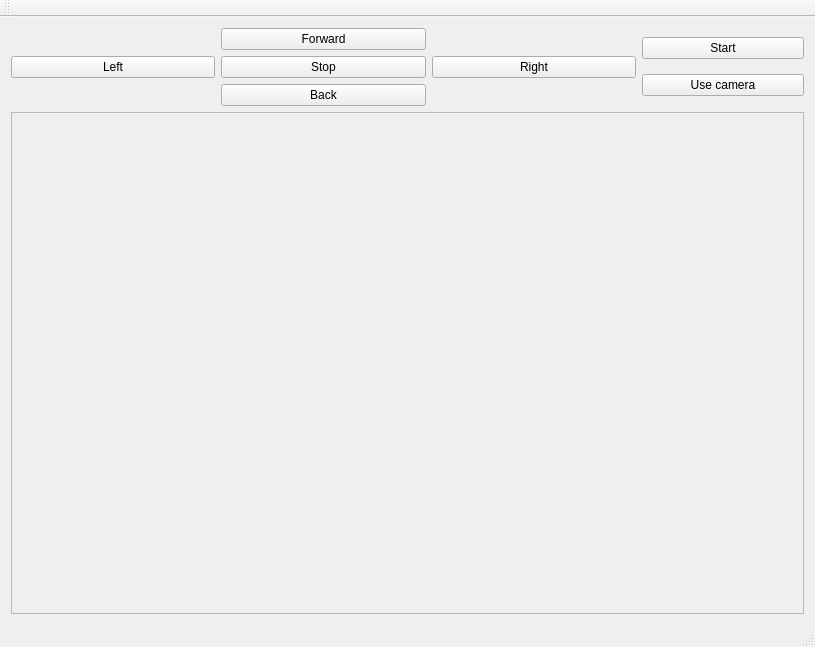
Above: demoRMR/mainwindow.ui from Gondor-G/HMI before the change. Below: the same form after it.
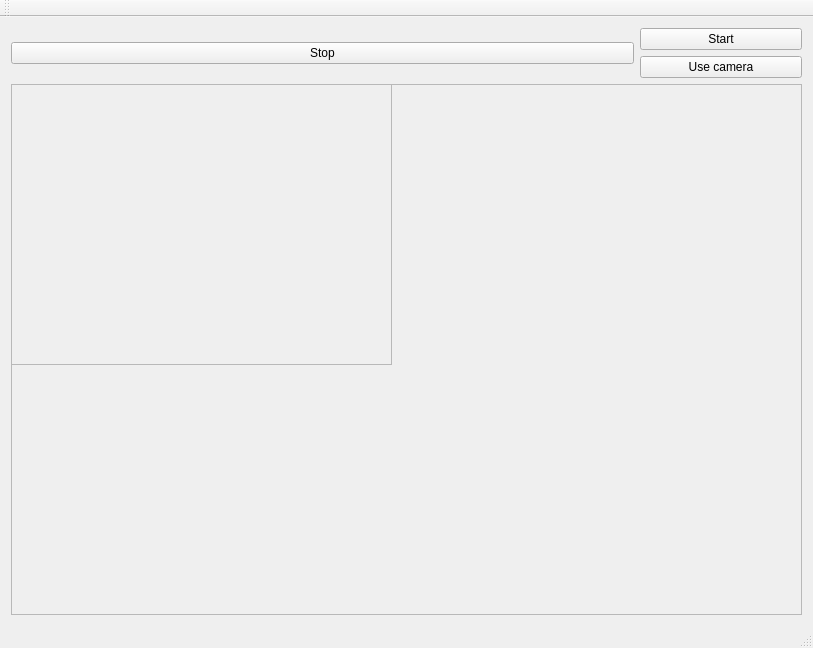
That is the form after the change.

Commit message: posledna uprava

```diff
--- a/demoRMR/mainwindow.ui
+++ b/demoRMR/mainwindow.ui
@@ -6,8 +6,8 @@
    <rect>
     <x>0</x>
     <y>0</y>
-    <width>815</width>
-    <height>647</height>
+    <width>813</width>
+    <height>648</height>
    </rect>
   </property>
   <property name="windowTitle">
@@ -15,6 +15,47 @@
   </property>
   <widget class="QWidget" name="centralWidget">
    <layout class="QGridLayout" name="gridLayout">
+    <item row="2" column="0" colspan="2">
+     <widget class="QFrame" name="frame">
+      <property name="enabled">
+       <bool>true</bool>
+      </property>
+      <property name="sizePolicy">
+       <sizepolicy hsizetype="MinimumExpanding" vsizetype="Expanding">
+        <horstretch>0</horstretch>
+        <verstretch>0</verstretch>
+       </sizepolicy>
+      </property>
+      <property name="minimumSize">
+       <size>
+        <width>600</width>
+        <height>450</height>
+       </size>
+      </property>
+      <property name="frameShape">
+       <enum>QFrame::StyledPanel</enum>
+      </property>
+      <property name="frameShadow">
+       <enum>QFrame::Raised</enum>
+      </property>
+      <widget class="QFrame" name="frame_2">
+       <property name="geometry">
+        <rect>
+         <x>0</x>
+         <y>0</y>
+         <width>381</width>
+         <height>281</height>
+        </rect>
+       </property>
+       <property name="frameShape">
+        <enum>QFrame::StyledPanel</enum>
+       </property>
+       <property name="frameShadow">
+        <enum>QFrame::Raised</enum>
+       </property>
+      </widget>
+     </widget>
+    </item>
     <item row="1" column="1">
      <layout class="QVBoxLayout" name="verticalLayout">
       <item>
@@ -59,33 +100,7 @@
     </item>
     <item row="1" column="0">
      <layout class="QGridLayout" name="gridLayout_2">
-      <item row="1" column="0">
-       <widget class="QPushButton" name="pushButton_6">
-        <property name="sizePolicy">
-         <sizepolicy hsizetype="Expanding" vsizetype="Fixed">
-          <horstretch>0</horstretch>
-          <verstretch>0</verstretch>
-         </sizepolicy>
-        </property>
-        <property name="text">
-         <string>Left</string>
-        </property>
-       </widget>
-      </item>
-      <item row="2" column="1">
-       <widget class="QPushButton" name="pushButton_3">
-        <property name="sizePolicy">
-         <sizepolicy hsizetype="Expanding" vsizetype="Fixed">
-          <horstretch>0</horstretch>
-          <verstretch>0</verstretch>
-         </sizepolicy>
-        </property>
-        <property name="text">
-         <string>Back</string>
-        </property>
-       </widget>
-      </item>
-      <item row="1" column="1">
+      <item row="0" column="0">
        <widget class="QPushButton" name="pushButton_4">
         <property name="sizePolicy">
          <sizepolicy hsizetype="Expanding" vsizetype="Fixed">
@@ -98,32 +113,6 @@
         </property>
        </widget>
       </item>
-      <item row="0" column="1">
-       <widget class="QPushButton" name="pushButton_2">
-        <property name="sizePolicy">
-         <sizepolicy hsizetype="Expanding" vsizetype="Fixed">
-          <horstretch>0</horstretch>
-          <verstretch>0</verstretch>
-         </sizepolicy>
-        </property>
-        <property name="text">
-         <string>Forward</string>
-        </property>
-       </widget>
-      </item>
-      <item row="1" column="2">
-       <widget class="QPushButton" name="pushButton_5">
-        <property name="sizePolicy">
-         <sizepolicy hsizetype="Expanding" vsizetype="Fixed">
-          <horstretch>0</horstretch>
-          <verstretch>0</verstretch>
-         </sizepolicy>
-        </property>
-        <property name="text">
-         <string>Right</string>
-        </property>
-       </widget>
-      </item>
      </layout>
     </item>
     <item row="2" column="0" colspan="2">
```
Left out of the diff: 24 changed lines with no effect on the pictures. The commit also changes 1 other file.
